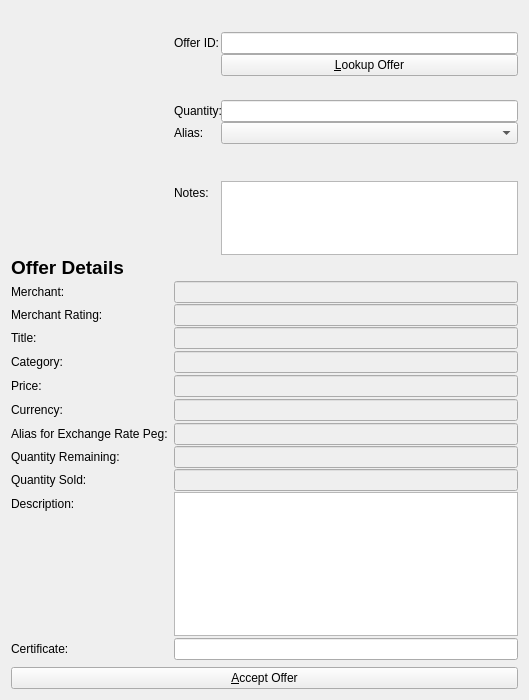
Old version of the form src/qt/forms/acceptandpayofferlistpage.ui in the repository willyko/syscoin2.
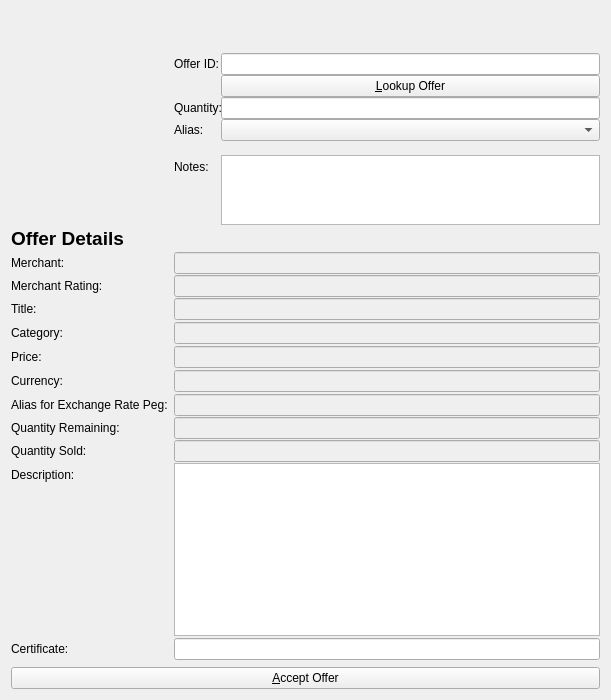
New version of the form.

Commit message: try to fix pay page

What changed in the file:
```diff
--- a/src/qt/forms/acceptandpayofferlistpage.ui
+++ b/src/qt/forms/acceptandpayofferlistpage.ui
@@ -9,7 +9,7 @@
    <rect>
     <x>0</x>
     <y>0</y>
-    <width>529</width>
+    <width>611</width>
     <height>700</height>
    </rect>
   </property>
@@ -48,7 +48,7 @@
      <property name="verticalSpacing">
       <number>1</number>
      </property>
-     <item row="0" column="0">
+     <item row="1" column="0">
       <widget class="QPushButton" name="imageButton">
        <property name="sizePolicy">
         <sizepolicy hsizetype="Minimum" vsizetype="Fixed">
@@ -58,8 +58,8 @@
        </property>
        <property name="maximumSize">
         <size>
-         <width>300</width>
-         <height>300</height>
+         <width>280</width>
+         <height>280</height>
         </size>
        </property>
        <property name="baseSize">
@@ -94,7 +94,7 @@
        </property>
       </widget>
      </item>
-     <item row="0" column="1">
+     <item row="1" column="1">
       <layout class="QFormLayout" name="formLayout_3">
        <property name="fieldGrowthPolicy">
         <enum>QFormLayout::AllNonFixedFieldsGrow</enum>
@@ -126,47 +126,41 @@
          </property>
         </widget>
        </item>
-       <item row="3" column="1">
-        <spacer name="verticalSpacer_2">
-         <property name="orientation">
-          <enum>Qt::Vertical</enum>
-         </property>
-         <property name="sizeHint" stdset="0">
-          <size>
-           <width>20</width>
-           <height>40</height>
-          </size>
-         </property>
-        </spacer>
-       </item>
-       <item row="4" column="0">
+       <item row="3" column="0">
         <widget class="QLabel" name="label_2">
          <property name="text">
           <string>Quantity:</string>
          </property>
         </widget>
        </item>
-       <item row="4" column="1">
+       <item row="3" column="1">
         <widget class="QLineEdit" name="qtyEdit"/>
        </item>
-       <item row="5" column="0">
+       <item row="4" column="0">
         <widget class="QLabel" name="aliasLabel">
          <property name="text">
           <string>Alias:</string>
          </property>
         </widget>
        </item>
-       <item row="5" column="1">
+       <item row="4" column="1">
         <widget class="QComboBox" name="aliasEdit"/>
        </item>
-       <item row="8" column="0">
+       <item row="5" column="1">
+        <widget class="QLabel" name="aliasDisclaimer">
+         <property name="text">
+          <string/>
+         </property>
+        </widget>
+       </item>
+       <item row="6" column="0">
         <widget class="QLabel" name="label_11">
          <property name="text">
           <string>Notes:</string>
          </property>
         </widget>
        </item>
-       <item row="8" column="1">
+       <item row="6" column="1">
         <widget class="QPlainTextEdit" name="notesEdit">
          <property name="maximumSize">
           <size>
@@ -176,29 +170,9 @@
          </property>
         </widget>
        </item>
-       <item row="6" column="1">
-        <widget class="QLabel" name="aliasDisclaimer">
-         <property name="text">
-          <string/>
-         </property>
-        </widget>
-       </item>
-       <item row="7" column="1">
-        <spacer name="verticalSpacer">
-         <property name="orientation">
-          <enum>Qt::Vertical</enum>
-         </property>
-         <property name="sizeHint" stdset="0">
-          <size>
-           <width>20</width>
-           <height>40</height>
-          </size>
-         </property>
-        </spacer>
-       </item>
       </layout>
      </item>
-     <item row="3" column="0">
+     <item row="5" column="0">
       <widget class="QLabel" name="label_3">
        <property name="font">
         <font>
@@ -212,141 +186,141 @@
        </property>
       </widget>
      </item>
-     <item row="4" column="1">
+     <item row="6" column="1">
       <layout class="QVBoxLayout" name="verticalLayout_2"/>
      </item>
-     <item row="5" column="0">
+     <item row="7" column="0">
       <widget class="QLabel" name="label_8">
        <property name="text">
         <string>Merchant:</string>
        </property>
       </widget>
      </item>
-     <item row="5" column="1">
+     <item row="7" column="1">
       <widget class="QLineEdit" name="sellerEdit">
        <property name="enabled">
         <bool>false</bool>
        </property>
       </widget>
      </item>
-     <item row="6" column="0">
+     <item row="8" column="0">
       <widget class="QLabel" name="label_14">
        <property name="text">
         <string>Merchant Rating:</string>
        </property>
       </widget>
      </item>
-     <item row="6" column="1">
+     <item row="8" column="1">
       <widget class="QLineEdit" name="sellerRatingEdit">
        <property name="enabled">
         <bool>false</bool>
        </property>
       </widget>
      </item>
-     <item row="7" column="0">
+     <item row="9" column="0">
       <widget class="QLabel" name="label_4">
        <property name="text">
         <string>Title:</string>
        </property>
       </widget>
      </item>
-     <item row="7" column="1">
+     <item row="9" column="1">
       <widget class="QLineEdit" name="infoTitle">
        <property name="enabled">
         <bool>false</bool>
        </property>
       </widget>
      </item>
-     <item row="8" column="1">
+     <item row="10" column="1">
       <layout class="QVBoxLayout" name="verticalLayout_3"/>
      </item>
-     <item row="9" column="0">
+     <item row="11" column="0">
       <widget class="QLabel" name="label_6">
        <property name="text">
         <string>Category:</string>
        </property>
       </widget>
      </item>
-     <item row="9" column="1">
+     <item row="11" column="1">
       <widget class="QLineEdit" name="infoCategory">
        <property name="enabled">
         <bool>false</bool>
        </property>
       </widget>
      </item>
-     <item row="10" column="1">
+     <item row="12" column="1">
       <layout class="QVBoxLayout" name="verticalLayout_4"/>
      </item>
-     <item row="11" column="0">
+     <item row="13" column="0">
       <widget class="QLabel" name="label_5">
        <property name="text">
         <string>Price:</string>
        </property>
       </widget>
      </item>
-     <item row="11" column="1">
+     <item row="13" column="1">
       <widget class="QLineEdit" name="infoPrice">
        <property name="enabled">
         <bool>false</bool>
        </property>
       </widget>
      </item>
-     <item row="12" column="1">
+     <item row="14" column="1">
       <layout class="QVBoxLayout" name="verticalLayout_5"/>
      </item>
-     <item row="13" column="0">
+     <item row="15" column="0">
       <widget class="QLabel" name="label_12">
        <property name="text">
         <string>Currency:</string>
        </property>
       </widget>
      </item>
-     <item row="13" column="1">
+     <item row="15" column="1">
       <widget class="QLineEdit" name="infoCurrency">
        <property name="enabled">
         <bool>false</bool>
        </property>
       </widget>
      </item>
-     <item row="14" column="1">
+     <item row="16" column="1">
       <layout class="QVBoxLayout" name="verticalLayout_6"/>
      </item>
-     <item row="15" column="0">
+     <item row="17" column="0">
       <widget class="QLabel" name="label_10">
        <property name="text">
         <string>Alias for Exchange Rate Peg:</string>
        </property>
       </widget>
      </item>
-     <item row="15" column="1">
+     <item row="17" column="1">
       <widget class="QLineEdit" name="aliasPegEdit">
        <property name="enabled">
         <bool>false</bool>
        </property>
       </widget>
      </item>
-     <item row="16" column="0">
+     <item row="18" column="0">
       <widget class="QLabel" name="label_7">
        <property name="text">
         <string>Quantity Remaining:</string>
        </property>
       </widget>
      </item>
-     <item row="16" column="1">
+     <item row="18" column="1">
       <widget class="QLineEdit" name="infoQty">
        <property name="enabled">
         <bool>false</bool>
        </property>
       </widget>
      </item>
-     <item row="17" column="0">
+     <item row="19" column="0">
       <widget class="QLabel" name="label_13">
        <property name="text">
         <string>Quantity Sold:</string>
        </property>
       </widget>
      </item>
-     <item row="17" column="1">
+     <item row="19" column="1">
       <layout class="QVBoxLayout" name="verticalLayout_7">
        <item>
         <widget class="QLineEdit" name="infoSold">
@@ -357,14 +331,14 @@
        </item>
       </layout>
      </item>
-     <item row="18" column="0">
+     <item row="20" column="0">
       <widget class="QLabel" name="label_9">
        <property name="text">
         <string>Description:</string>
        </property>
       </widget>
      </item>
-     <item row="18" column="1">
+     <item row="20" column="1">
       <widget class="QPlainTextEdit" name="infoDescription">
        <property name="enabled">
         <bool>true</bool>
@@ -377,26 +351,55 @@
        </property>
       </widget>
      </item>
-     <item row="19" column="1">
+     <item row="21" column="1">
       <layout class="QVBoxLayout" name="verticalLayout_8"/>
      </item>
-     <item row="20" column="0">
+     <item row="22" column="0">
       <widget class="QLabel" name="certLabel">
        <property name="text">
         <string>Certificate:</string>
        </property>
       </widget>
      </item>
-     <item row="20" column="1">
+     <item row="22" column="1">
       <widget class="QLineEdit" name="infoCert">
        <property name="enabled">
         <bool>true</bool>
        </property>
       </widget>
      </item>
-     <item row="21" column="1">
+     <item row="23" column="1">
       <layout class="QVBoxLayout" name="verticalLayout_9"/>
      </item>
+     <item row="4" column="0">
+      <layout class="QVBoxLayout" name="verticalLayout_11"/>
+     </item>
+     <item row="0" column="1">
+      <spacer name="horizontalSpacer">
+       <property name="orientation">
+        <enum>Qt::Horizontal</enum>
+       </property>
+       <property name="sizeHint" stdset="0">
+        <size>
+         <width>40</width>
+         <height>20</height>
+        </size>
+       </property>
+      </spacer>
+     </item>
+     <item row="5" column="1">
+      <spacer name="horizontalSpacer_2">
+       <property name="orientation">
+        <enum>Qt::Horizontal</enum>
+       </property>
+       <property name="sizeHint" stdset="0">
+        <size>
+         <width>40</width>
+         <height>20</height>
+        </size>
+       </property>
+      </spacer>
+     </item>
     </layout>
    </item>
    <item>
```
